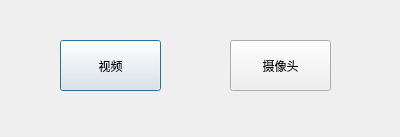
Qt form ui/RadarChoiceWidget.ui (shibig666/pikachu_radar) before a commit.
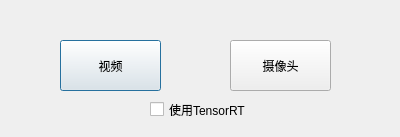
The same form after that commit.

```diff
--- a/ui/RadarChoiceWidget.ui
+++ b/ui/RadarChoiceWidget.ui
@@ -39,6 +39,19 @@
     <string>摄像头</string>
    </property>
   </widget>
+  <widget class="QCheckBox" name="checkBox">
+   <property name="geometry">
+    <rect>
+     <x>150</x>
+     <y>100</y>
+     <width>111</width>
+     <height>19</height>
+    </rect>
+   </property>
+   <property name="text">
+    <string>使用TensorRT</string>
+   </property>
+  </widget>
  </widget>
  <resources/>
  <connections/>
```
